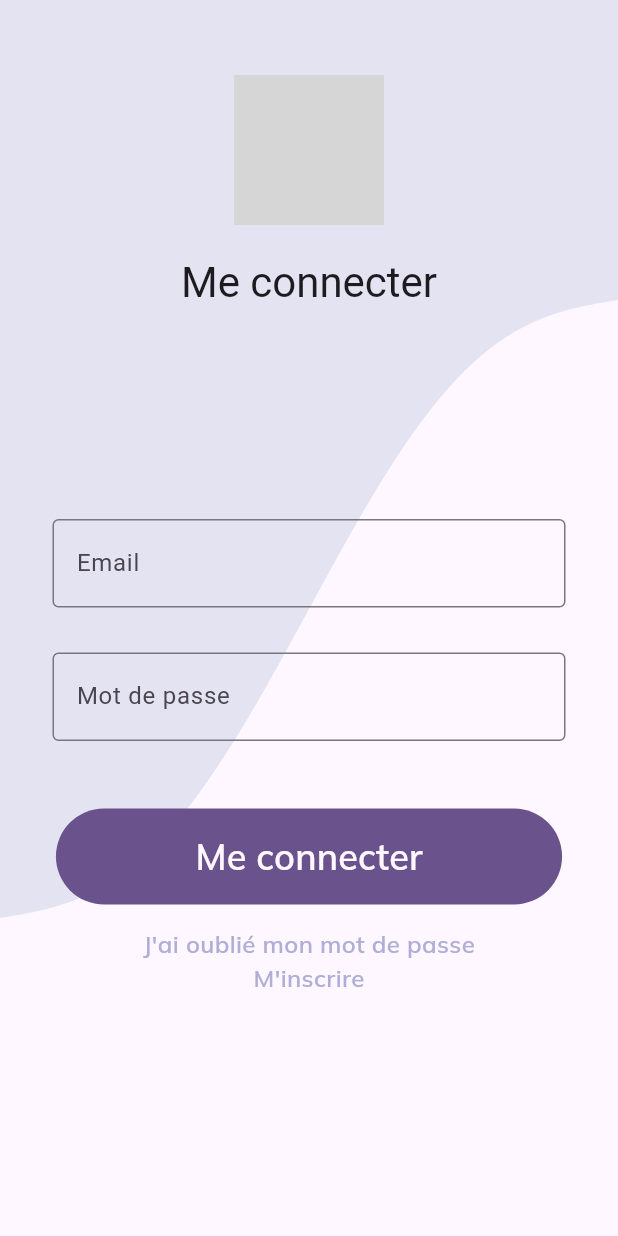
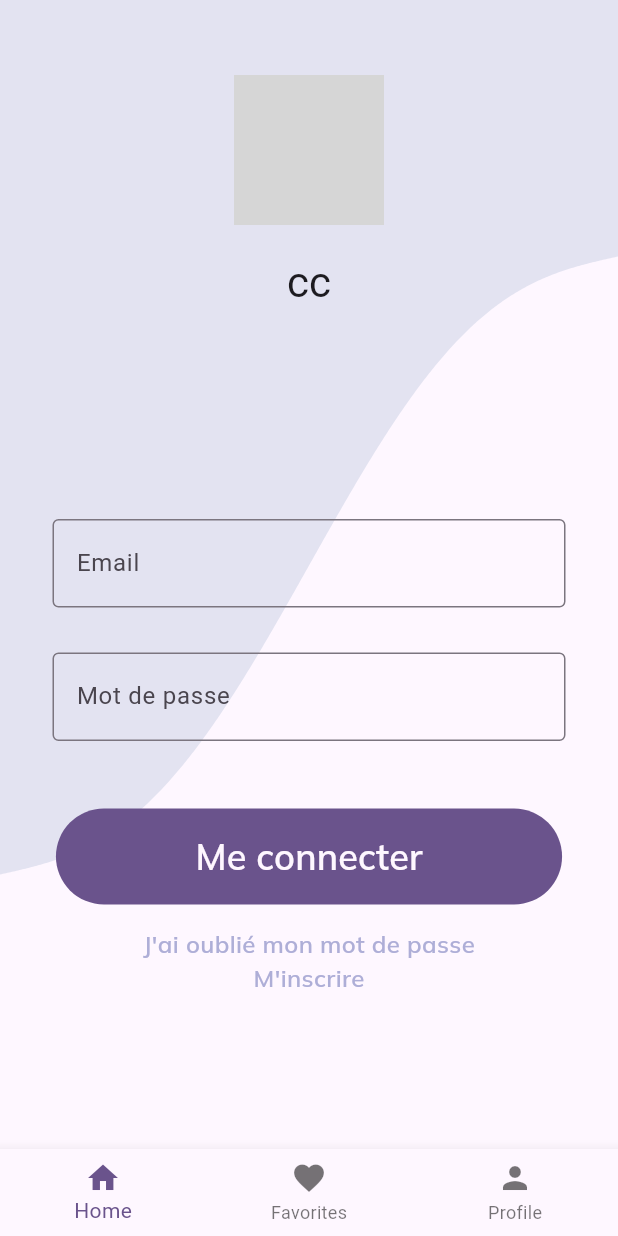
Before and after one commit to MyApero/HOD-App, a Flutter app: the screen it shows after launch, on a phone screen of 412 x 824 dp. Run offline on Flutter 3.47's test engine with Material 3 defaults, Android fonts, the phone set to English and light mode, and no system bars; grey boxes are pictures that could not be loaded.

Commit message:
[ADD] App Background (spliting widgets between several pages)

```diff
--- a/lib/main.dart
+++ b/lib/main.dart
@@ -6,11 +6,16 @@ import 'package:hod_app/widgets/app_scaffold.dart';
 import 'features/onboarding/onboarding_screen.dart';
 
 void main() {
-  runApp(const MyApp());
+  runApp(MyApp());
 }
 
 class MyApp extends StatelessWidget {
-  const MyApp({super.key});
+  MyApp({super.key});
+
+  final List<Widget> _pages = [
+    LoginPage(),
+    ThemeCard(boxColor: Colors.red, textColor: Colors.black,)
+  ];
 
   @override
   Widget build(BuildContext context) {
@@ -18,9 +23,8 @@ class MyApp extends StatelessWidget {
       title: 'HOD App',
       debugShowCheckedModeBanner: false,
       theme: theme,
-      home: const AppScaffold(
-        title: "Me connecter",
-        child: LoginPage()
+      home: AppScaffold(
+        pages: _pages
       ),
       // home: ThemeTestScreen()
     );
--- /dev/null
+++ b/lib/widgets/app_background.dart
@@ -0,0 +1,124 @@
+import 'package:flutter/material.dart';
+import 'dart:math';
+
+class AppBackground extends StatelessWidget {
+  const AppBackground({super.key, this.child});
+
+  final Widget? child;
+
+  @override
+  Widget build(BuildContext context) {
+    return Stack(
+        children: [
+          ClippedPartsWidget(
+            top: Container(
+              color: Theme.of(context).colorScheme.surfaceVariant,
+            ),
+            bottom: Container(
+              color: Theme.of(context).colorScheme.surface,
+            ),
+            splitFunction: (Size size, double x) {
+              // normalizing x to make it exactly one wave
+              final normalizedX = x / size.width * 2 * pi;
+              final waveHeight = size.height / 15;
+              final y =
+                  200 + -x + size.height / 2 + sin(normalizedX) * waveHeight;
+
+              return y;
+            },
+          ),
+          Column(
+            children: [
+              SizedBox(height: MediaQuery.of(context).viewPadding.top + 50),
+              const SizedBox(
+                height: 100,
+                width: 100,
+                child: Image(
+                  image: AssetImage("assets/images/logo_1_heaven_of_dice.png"),
+                  fit: BoxFit.cover,
+                ),
+              ),
+              Container(
+                padding: const EdgeInsets.all(20),
+                child: Text(
+                  "cc",
+                  style: Theme.of(context).textTheme.headline4,
+                ),
+              ),
+              Container(
+                decoration: const BoxDecoration(
+                  borderRadius: BorderRadius.all(
+                    Radius.circular(10),
+                  ),
+                ),
+                padding: const EdgeInsets.all(20),
+                child: child,
+              ),
+            ],
+          ),
+        ],
+      );
+  }
+}
+class ClippedPartsWidget extends StatelessWidget {
+  final Widget top;
+  final Widget bottom;
+  final double Function(Size, double) splitFunction;
+
+  const ClippedPartsWidget({
+    super.key,
+    required this.top,
+    required this.bottom,
+    required this.splitFunction,
+  });
+
+  @override
+  Widget build(BuildContext context) {
+    return Stack(
+      children: <Widget>[
+        // I'm putting unmodified top widget to back. I wont cut it.
+        // Instead I'll overlay it with clipped bottom widget.
+        top,
+        Align(
+          alignment: Alignment.bottomCenter,
+          child: ClipPath(
+            clipper: FunctionClipper(splitFunction: splitFunction),
+            child: bottom,
+          ),
+        ),
+      ],
+    );
+  }
+}
+
+class FunctionClipper extends CustomClipper<Path> {
+  final double Function(Size, double) splitFunction;
+
+  FunctionClipper({required this.splitFunction});
+
+  @override
+  Path getClip(Size size) {
+    final path = Path();
+
+    // move to split line starting point
+    path.moveTo(0, splitFunction(size, 0));
+
+    // draw split line
+    for (double x = 1; x <= size.width; x++) {
+      path.lineTo(x, splitFunction(size, x));
+    }
+
+    // close bottom part of screen
+    path.lineTo(size.width, size.height);
+    path.lineTo(0, size.height);
+
+    return path;
+  }
+
+  @override
+  bool shouldReclip(CustomClipper<Path> oldClipper) {
+    // I'm returning fixed 'true' value here for simplicity, it's not the part of actual question
+    // basically that means that clipping will be redrawn on any changes
+    return true;
+  }
+}
--- a/lib/widgets/app_scaffold.dart
+++ b/lib/widgets/app_scaffold.dart
@@ -1,131 +1,47 @@
 import 'package:flutter/material.dart';
+import 'package:flutter/widgets.dart';
+import 'package:hod_app/widgets/app_background.dart';
 
-import 'dart:math';
+class AppScaffold extends StatefulWidget {
+  const AppScaffold({super.key, required this.pages});
 
-import 'package:flutter/widgets.dart';
+  final List<Widget> pages;
 
-class AppScaffold extends StatelessWidget {
-  const AppScaffold({super.key, this.child, required this.title});
+  @override
+  State<AppScaffold> createState() => _AppScaffoldState();
+}
 
-  final Widget? child;
-  final String title;
+class _AppScaffoldState extends State<AppScaffold> {
+  int _selectedIndex = 0;
+
+   void _onItemTapped(int index) {
+    setState(() {
+      _selectedIndex = index;
+    });
+  }
 
   @override
   Widget build(BuildContext context) {
     return Scaffold(
-      body: Stack(
-        children: [
-          ClippedPartsWidget(
-            top: Container(
-              color: Theme.of(context).colorScheme.surfaceVariant,
+      body: AppBackground(child: widget.pages[_selectedIndex]),
+      bottomNavigationBar: BottomNavigationBar(
+          currentIndex: _selectedIndex,
+          onTap: _onItemTapped,
+          items: const [
+            BottomNavigationBarItem(
+              icon: Icon(Icons.home),
+              label: 'Home',
             ),
-            bottom: Container(
-              color: Theme.of(context).colorScheme.surface,
+            BottomNavigationBarItem(
+              icon: Icon(Icons.favorite),
+              label: 'Favorites',
             ),
-            splitFunction: (Size size, double x) {
-              // normalizing x to make it exactly one wave
-              final normalizedX = x / size.width * 2 * pi;
-              final waveHeight = size.height / 15;
-              final y =
-                  200 + -x + size.height / 2 + sin(normalizedX) * waveHeight;
-
-              return y;
-            },
-          ),
-          Column(
-            children: [
-              SizedBox(height: MediaQuery.of(context).viewPadding.top + 50),
-              const SizedBox(
-                height: 100,
-                width: 100,
-                child: Image(
-                  image: AssetImage("assets/images/logo_1_heaven_of_dice.png"),
-                  fit: BoxFit.cover,
-                ),
-              ),
-              Container(
-                padding: const EdgeInsets.all(20),
-                child: Text(
-                  title,
-                  style: Theme.of(context).textTheme.headline4,
-                ),
-              ),
-              Container(
-                decoration: const BoxDecoration(
-                  borderRadius: BorderRadius.all(
-                    Radius.circular(10),
-                  ),
-                ),
-                padding: const EdgeInsets.all(20),
-                child: child,
-              ),
-            ],
-          ),
-        ],
+            BottomNavigationBarItem(
+              icon: Icon(Icons.person),
+              label: 'Profile',
+            ),
+          ],
       ),
     );
   }
 }
-
-class ClippedPartsWidget extends StatelessWidget {
-  final Widget top;
-  final Widget bottom;
-  final double Function(Size, double) splitFunction;
-
-  const ClippedPartsWidget({
-    super.key,
-    required this.top,
-    required this.bottom,
-    required this.splitFunction,
-  });
-
-  @override
-  Widget build(BuildContext context) {
-    return Stack(
-      children: <Widget>[
-        // I'm putting unmodified top widget to back. I wont cut it.
-        // Instead I'll overlay it with clipped bottom widget.
-        top,
-        Align(
-          alignment: Alignment.bottomCenter,
-          child: ClipPath(
-            clipper: FunctionClipper(splitFunction: splitFunction),
-            child: bottom,
-          ),
-        ),
-      ],
-    );
-  }
-}
-
-class FunctionClipper extends CustomClipper<Path> {
-  final double Function(Size, double) splitFunction;
-
-  FunctionClipper({required this.splitFunction});
-
-  @override
-  Path getClip(Size size) {
-    final path = Path();
-
-    // move to split line starting point
-    path.moveTo(0, splitFunction(size, 0));
-
-    // draw split line
-    for (double x = 1; x <= size.width; x++) {
-      path.lineTo(x, splitFunction(size, x));
-    }
-
-    // close bottom part of screen
-    path.lineTo(size.width, size.height);
-    path.lineTo(0, size.height);
-
-    return path;
-  }
-
-  @override
-  bool shouldReclip(CustomClipper<Path> oldClipper) {
-    // I'm returning fixed 'true' value here for simplicity, it's not the part of actual question
-    // basically that means that clipping will be redrawn on any changes
-    return true;
-  }
-}
```
